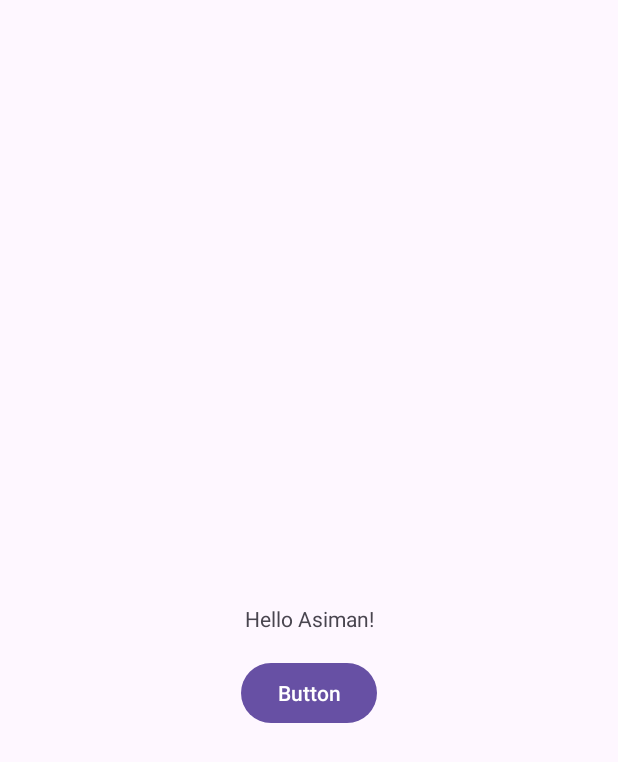
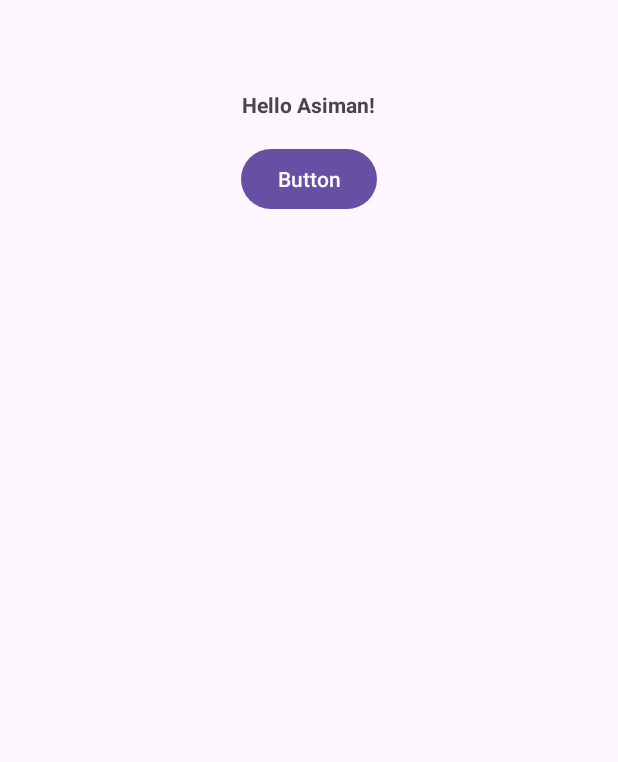
Before and after one commit to asiteymurlu/learn_android, an Android app: the screen it shows after launch (MainActivity), on a phone screen of 412 x 824 dp. Shown: the top 762 px of the screen. Run offline under Robolectric (Android 15) with nearby library versions, the phone set to English and light mode, and no system bars.

Commit message:
Android.learning

```diff
--- a/app/src/main/java/com/example/firstapp/MainActivity.kt
+++ b/app/src/main/java/com/example/firstapp/MainActivity.kt
@@ -1,12 +1,21 @@
 package com.example.firstapp
 
+import android.annotation.SuppressLint
 import android.os.Bundle
+import android.widget.Button
+import android.widget.TextView
 import androidx.activity.enableEdgeToEdge
 import androidx.appcompat.app.AppCompatActivity
 import androidx.core.view.ViewCompat
 import androidx.core.view.WindowInsetsCompat
 
 class MainActivity : AppCompatActivity() {
+
+
+    var txtHello: TextView? = null
+    var button: Button? = null
+
+    @SuppressLint("MissingInflatedId")
     override fun onCreate(savedInstanceState: Bundle?) {
         super.onCreate(savedInstanceState)
 
@@ -16,11 +25,13 @@ class MainActivity : AppCompatActivity() {
 
         setContentView(R.layout.activity_main)
 
+        //initiALIZE
+        txtHello = findViewById(R.id.txt_hello)
+        button = findViewById(R.id.button)
 
-        ViewCompat.setOnApplyWindowInsetsListener(findViewById(R.id.main)) { v, insets ->
-            val systemBars = insets.getInsets(WindowInsetsCompat.Type.systemBars())
-            v.setPadding(systemBars.left, systemBars.top, systemBars.right, systemBars.bottom)
-            insets
+
+        button?.setOnClickListener {
+            txtHello?.text = "Salam"
         }
 
 
--- a/app/src/main/res/layout/activity_main.xml
+++ b/app/src/main/res/layout/activity_main.xml
@@ -1,30 +1,29 @@
 <?xml version="1.0" encoding="utf-8"?>
-<androidx.constraintlayout.widget.ConstraintLayout xmlns:android="http://schemas.android.com/apk/res/android"
+<LinearLayout xmlns:android="http://schemas.android.com/apk/res/android"
     xmlns:app="http://schemas.android.com/apk/res-auto"
     xmlns:tools="http://schemas.android.com/tools"
     android:id="@+id/main"
     android:layout_width="match_parent"
+    android:orientation="vertical"
     android:layout_height="match_parent"
     tools:context=".MainActivity">
 
     <TextView
-        android:id="@+id/textView"
+        android:id="@+id/txt_hello"
         android:layout_width="wrap_content"
         android:layout_height="wrap_content"
+        android:layout_gravity="center"
         android:text="Hello Asiman!"
-        app:layout_constraintBottom_toBottomOf="parent"
-        app:layout_constraintEnd_toEndOf="parent"
-        app:layout_constraintStart_toStartOf="parent"
-        app:layout_constraintTop_toTopOf="parent" />
+        android:layout_marginTop="60dp"
+        android:textStyle="bold" />
+
 
     <Button
         android:id="@+id/button"
         android:layout_width="wrap_content"
         android:layout_height="wrap_content"
+        android:layout_gravity="center"
         android:layout_marginTop="16dp"
-        android:text="Button"
-        app:layout_constraintEnd_toEndOf="parent"
-        app:layout_constraintStart_toStartOf="parent"
-        app:layout_constraintTop_toBottomOf="@+id/textView" />
+        android:text="Button" />
 
-</androidx.constraintlayout.widget.ConstraintLayout>
+</LinearLayout>
```
